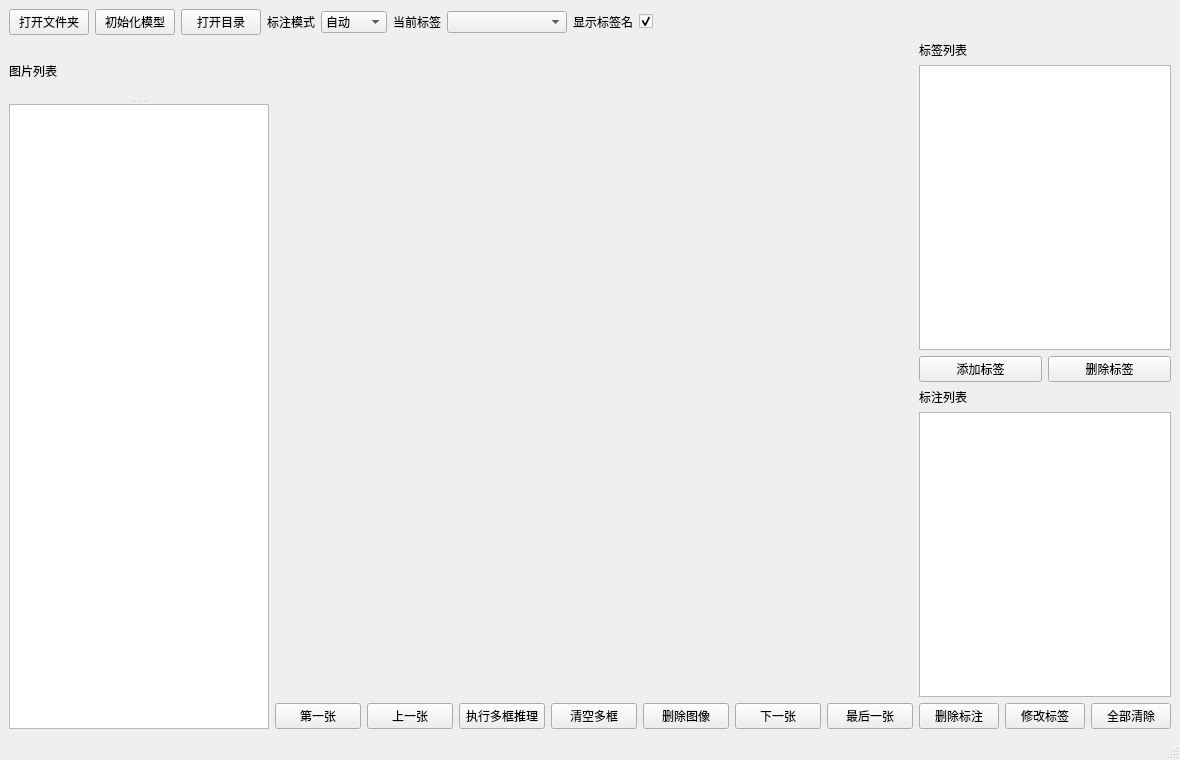
Above: app/MainWindow.ui from HaiwenMeng/SemiAutoAnnoSoftware before the change. Below: the same form after it.
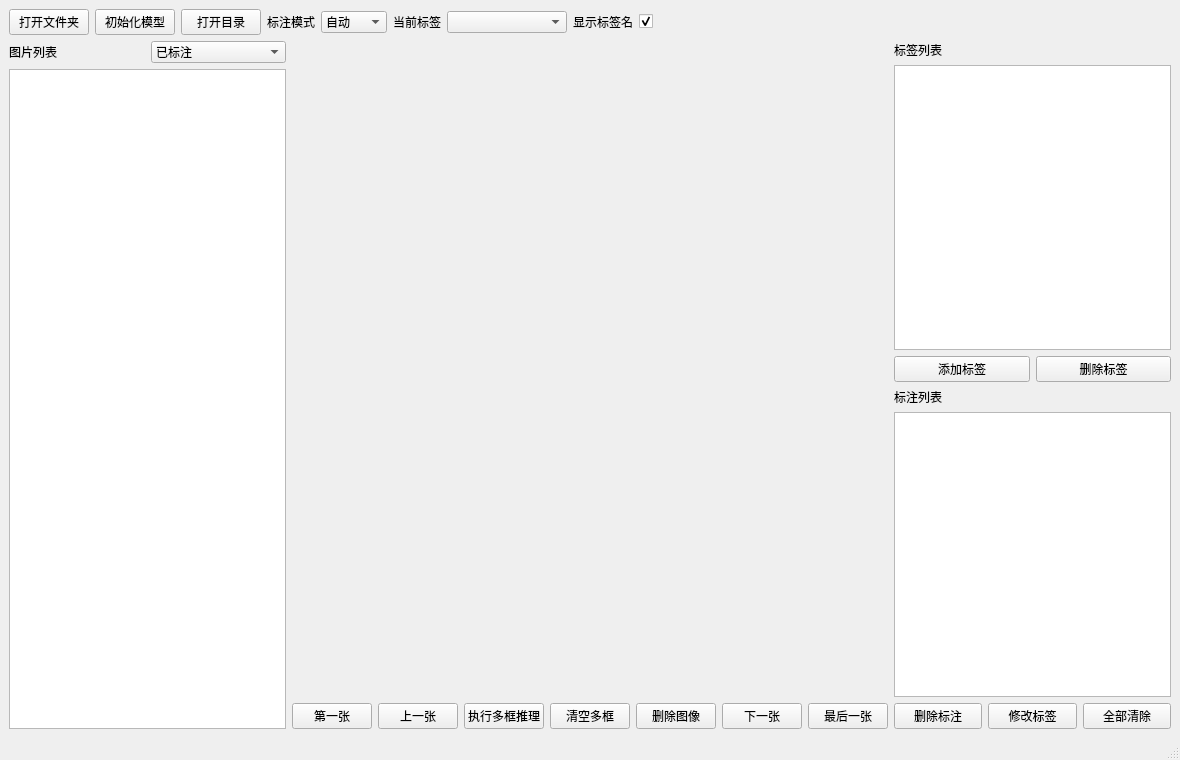
That is the form after the change. Custom widgets are drawn as their Qt base class.

```diff
--- a/app/MainWindow.ui
+++ b/app/MainWindow.ui
@@ -14,9 +14,9 @@
    <string>颖图半自动标注软件</string>
   </property>
   <widget class="QWidget" name="centralWidget">
+   <layout class="QGridLayout" name="gridLayout_4">
+    <item row="0" column="0">
    <layout class="QGridLayout" name="gridLayout_3">
-    <item row="0" column="0">
-     <layout class="QGridLayout" name="gridLayout_2" columnstretch="1,8,1">
       <item row="0" column="0" colspan="3">
        <layout class="QHBoxLayout" name="toolbarRow">
         <item>
@@ -121,15 +121,38 @@
        </layout>
       </item>
       <item row="1" column="0">
-       <widget class="QSplitter" name="splitter">
-        <property name="orientation">
-         <enum>Qt::Vertical</enum>
-        </property>
+       <layout class="QGridLayout" name="gridLayout_2">
+        <item row="0" column="0">
+         <layout class="QHBoxLayout" name="horizontalLayout">
+          <item>
         <widget class="QLabel" name="label_2">
          <property name="text">
           <string>图片列表</string>
          </property>
         </widget>
+          </item>
+          <item>
+           <widget class="QComboBox" name="comboBox_selectImg">
+            <item>
+             <property name="text">
+              <string>已标注</string>
+             </property>
+            </item>
+            <item>
+             <property name="text">
+              <string>未标注</string>
+             </property>
+            </item>
+            <item>
+             <property name="text">
+              <string>含当前标签</string>
+             </property>
+            </item>
+           </widget>
+          </item>
+         </layout>
+        </item>
+        <item row="1" column="0">
         <widget class="QListWidget" name="imageList">
          <property name="minimumSize">
           <size>
@@ -138,7 +161,8 @@
           </size>
          </property>
         </widget>
-       </widget>
+        </item>
+       </layout>
       </item>
       <item row="1" column="1">
        <layout class="QGridLayout" name="gridLayout">
```
Lines whose indentation alone changed are shown as unchanged.
